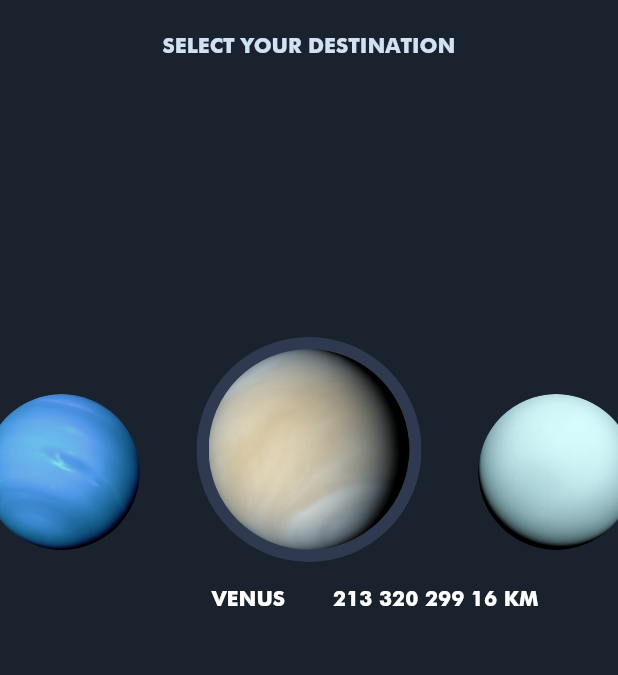
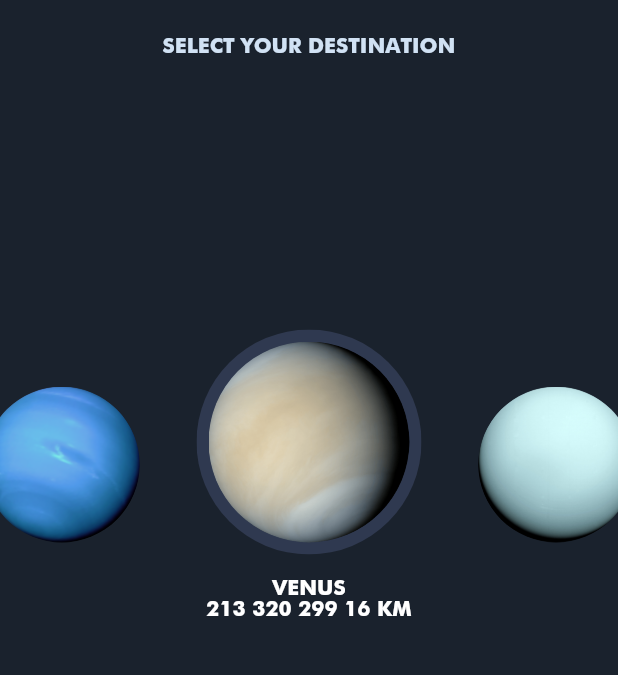
Before and after one commit to Antriadus/HackatonApp2020, a Flutter app: the screen it shows after launch, after a tap on "START YOUR TRAVEL", on a phone screen of 412 x 824 dp, the part 185-860 px from its top. Run offline on Flutter 3.47's test engine with Material 2 defaults, Android fonts, the phone set to English and light mode, and no system bars; drawn by our look-alikes of carousel_slider, video_player; our stand-ins replace bloc, equatable, rxdart, video_player_web; missing offline and left inert: shared_preferences_web; statements that could not run were skipped.

Commit message:
Added missing pngs

```diff
--- a/lib/pages/book_seat.dart
+++ b/lib/pages/book_seat.dart
@@ -105,8 +105,7 @@ class _BookSeatState extends State<BookSeat> {
   }
 
   Widget _buildSeats() {
-    return Flexible(
-      child: Container(
+    return Container(
       alignment: Alignment.center,
       padding: EdgeInsets.only(
         left: MediaQuery.of(context).size.width * 0.04,
@@ -118,9 +117,7 @@ class _BookSeatState extends State<BookSeat> {
         childAspectRatio: 1,
         crossAxisSpacing: 10,
         mainAxisSpacing: 10,
-          children:
-              seatsList.map((seatInt) => _buildSeatTile(seatInt)).toList(),
-        ),
+        children: seatsList.map((seatInt) => _buildSeatTile(seatInt)).toList(),
       ),
     );
   }
--- a/lib/pages/home.dart
+++ b/lib/pages/home.dart
@@ -2,6 +2,7 @@ import 'package:flutter/material.dart';
 import 'package:hack2020/models/planet.dart';
 import 'package:hack2020/models/spaceship.dart';
 import 'package:hack2020/pages/select_spaceship.dart';
+import 'package:hack2020/pages/thank_you.dart';
 import 'package:hack2020/pages/your_tickets.dart';
 import 'package:hack2020/widgets/animated_app_title.dart';
 import 'package:hack2020/widgets/animated_earth.dart';
@@ -94,7 +95,7 @@ class _HomePageState extends State<HomePage> {
     return StreamBuilder<int>(
       stream: pageSubject,
       builder: (context, snapshot) {
-        var isVisble = snapshot.data != 0;
+        var isVisble = snapshot.data != 0 && snapshot.data != 5;
         return AnimatedOpacity(
             //TODO rework animation duration and curve cause it is too slow now
             duration: Duration(seconds: 1),
@@ -197,9 +198,7 @@ class _HomePageState extends State<HomePage> {
   }
 
   Widget buildThankYouPage() {
-    return Center(
-      child: Text("HERE SHOULD BE THANK YOU PAGE"),
-    );
+    return SingleChildScrollView(child: ThankYou());
   }
 
   Widget buildTicketsPage() {
@@ -273,7 +272,9 @@ class _HomePageState extends State<HomePage> {
                       ),
                       AppButton(
                         "RETURN HOME",
+                        appButtonColor: AppButtonColor.Mono,
                         onTap: () {
+                          selectedSeatsSubject.add([]);
                           animateToPage(0);
                           pageSubject.add(0);
                         },
--- a/lib/pages/select_spaceship.dart
+++ b/lib/pages/select_spaceship.dart
@@ -57,7 +57,6 @@ class _SelectSpaceshipState extends State<SelectSpaceship>
                     height: 400.0,
                     aspectRatio: 1.25,
                     enlargeCenterPage: true,
-                    // viewportFraction: 0.63,
                     viewportFraction: 0.9,
                   ),
                 ));
--- a/lib/pages/thank_you.dart
+++ b/lib/pages/thank_you.dart
@@ -1,12 +1,8 @@
 import 'package:flutter/material.dart';
 
 import '../widgets/app_back_button.dart';
-import '../widgets/app_button.dart';
-import 'your_tickets.dart';
 
 class ThankYou extends StatefulWidget {
-  ThankYou({Key key}) : super(key: key);
-
   @override
   _ThankYouState createState() => _ThankYouState();
 }
@@ -14,17 +10,7 @@ class ThankYou extends StatefulWidget {
 class _ThankYouState extends State<ThankYou> {
   @override
   Widget build(BuildContext context) {
-    return Scaffold(
-      body: SafeArea(
-        child: Column(
-          mainAxisAlignment: MainAxisAlignment.spaceBetween,
-          children: <Widget>[
-            _buildHeader(),
-            _buildSpaceship(),
-          ],
-        ),
-      ),
-    );
+    return _buildSpaceship();
   }
 
   Widget _buildSpaceship() {
--- a/lib/widgets/animated_app_title.dart
+++ b/lib/widgets/animated_app_title.dart
@@ -22,15 +22,21 @@ class AnimatedAppTitleWidget extends StatelessWidget {
             3: "BOOK SEAT",
             4: "CHECK OUT",
             5: "",
-            6: "",
+            6: "YOUR TICKETS",
             7: "",
             8: "",
           };
           return Column(
             children: [
+              if (snapshot.data == 5)
+                Container(
+                    width: double.infinity,
+                    child: Image.asset('assets/thank_you.png')),
+              if (snapshot.data != 5)
                 AnimatedContainer(
                   width: isFullSize ? displayWidth : displayWidth * 0.6,
-                height: isFullSize ? displayHeight * 0.3 : displayHeight * 0.15,
+                  height:
+                      isFullSize ? displayHeight * 0.3 : displayHeight * 0.15,
                   curve: Curves.fastOutSlowIn,
                   duration: Duration(seconds: 1),
                   child: Image.asset(
--- a/lib/widgets/planets_carousel.dart
+++ b/lib/widgets/planets_carousel.dart
@@ -117,16 +117,12 @@ class CurrentPlanetDistance extends StatelessWidget {
       builder: (context, snapshot) {
         var currentModel = planets[snapshot.data];
         return Container(
-          height: 50,
-          child: Row(
-            mainAxisAlignment: MainAxisAlignment.center,
-            children: [
-              Expanded(
+          height: 60,
           child: Padding(
             padding: const EdgeInsets.all(16.0),
             child: Text(
-                    currentModel.name.toUpperCase(),
-                    textAlign: TextAlign.right,
+              "${currentModel.name.toUpperCase()}\n${currentModel.distanceKilometers} KM",
+              textAlign: TextAlign.center,
               style: const TextStyle(
                 fontFamily: 'Futura',
                 fontWeight: FontWeight.w700,
@@ -134,23 +130,6 @@ class CurrentPlanetDistance extends StatelessWidget {
               ),
             ),
           ),
-              ),
-              Expanded(
-                child: Padding(
-                  padding: const EdgeInsets.all(16.0),
-                  child: Text(
-                    "${currentModel.distanceKilometers} KM",
-                    textAlign: TextAlign.left,
-                    style: const TextStyle(
-                      fontFamily: 'Futura',
-                      fontWeight: FontWeight.w700,
-                      fontSize: 14.0,
-                    ),
-                  ),
-                ),
-              ),
-            ],
-          ),
         );
       },
     );
```
Also changed, not shown: lib/widgets/animated_back_button.dart (deleted, +0 -17 lines), assets/line.png (added), assets/qr.png (added), assets/thank_you.png (added), 2 other files. Lines whose indentation alone changed are shown as unchanged.
